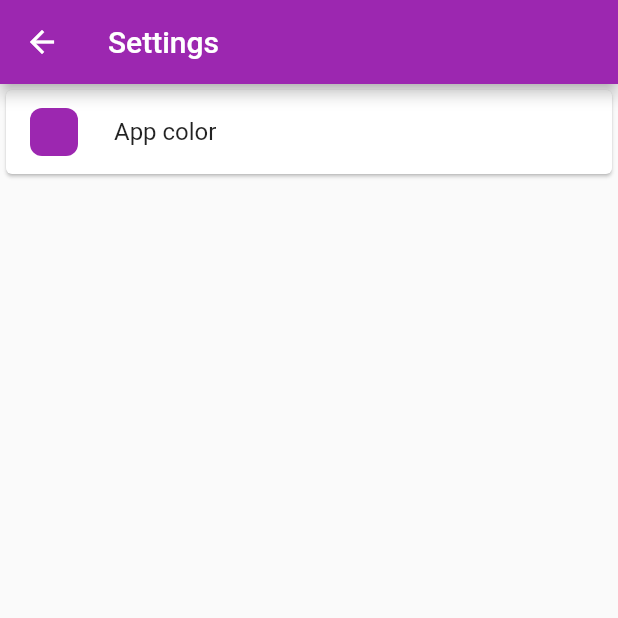
After one commit to Cc618/Quick-Shop, a Flutter app: the SettingsPage screen opened directly, on a phone screen of 412 x 824 dp, the top half of it. The commit adds this screen. Run offline on Flutter 3.47's test engine with Material 2 defaults, Android fonts, the phone set to English and light mode, and no system bars.

Commit message:
Added color picker and color settings

```diff
--- /dev/null
+++ b/lib/color_picker.dart
@@ -0,0 +1,103 @@
+
+import 'package:flutter/material.dart';
+import 'settings_data.dart';
+
+class ColorEntry {
+  Color color;
+  String id;
+
+  ColorEntry({this.id, this.color});
+}
+
+// A colored container
+class ColorItem  extends StatelessWidget {
+  final double size, padding;
+  final Color color;
+  final Function onTap;
+
+  const ColorItem({
+    @required this.color,
+    @required this.onTap,
+    @required this.size,
+    @required this.padding
+  });
+
+  @override
+  Widget build(BuildContext context) {
+    return InkWell(
+      onTap: onTap,
+      child: Padding(
+        padding: EdgeInsets.all(padding),
+        child: ClipRRect(
+          borderRadius: BorderRadius.circular(8),
+          child: Container(
+            width: size,
+            height: size,
+            color: color
+          )
+        )
+      ),
+    );
+  }
+}
+
+class ColorPicker extends StatefulWidget {
+  final List<ColorEntry> colors;
+  final void Function(ColorEntry) onColorSelect;
+
+  const ColorPicker({
+    @required this.colors,
+    @required this.onColorSelect,
+    Key key
+  }) : super(key: key);
+
+  @override
+  State<StatefulWidget> createState() => _ColorPickerView();
+}
+
+class _ColorPickerView extends State<ColorPicker> {
+  @override
+  Widget build(BuildContext context) {
+    return ColorItem(
+      size: 32,
+      padding: 0,
+      onTap: () async {
+        // Build the menu items
+        var entries = List<Widget>();
+
+        for (var col in widget.colors)
+          entries.add(ColorItem(
+            size: 48,
+            padding: 12,
+            onTap: () => setState(() {
+              widget.onColorSelect(col);
+              Navigator.of(context).pop();
+            }),
+            color: col.color
+          ));
+
+        // Display dialog
+        await showModalBottomSheet(
+            shape: RoundedRectangleBorder(
+              borderRadius: BorderRadius.circular(16)
+            ),
+            context: context,
+            builder: (BuildContext bc) {
+              return Container(
+                child: Column(
+                  children: [
+                    // Title
+                    ListTile(
+                      title: Text('Select Color'),
+                    ),
+                    // Colors
+                    Wrap(children: entries),
+                  ]
+                )
+              );
+            });
+      },
+      color: Settings.primaryColor
+    );
+  }
+}
--- a/lib/main.dart
+++ b/lib/main.dart
@@ -1,18 +1,35 @@
 import 'package:flutter/material.dart';
 import 'package:quick_shop/menu.dart';
+import 'settings_data.dart';
 
 void main() => runApp(QuickShop());
 
 // App entry
-class QuickShop extends StatelessWidget {
+class QuickShop extends StatefulWidget {
+  @override
+  State<StatefulWidget> createState()
+    => QuickShopState();
+}
+
+class QuickShopState extends State<QuickShop> {
+  static QuickShopState _instance;
+
+  QuickShopState() {
+    _instance = this;
+  }
+
   @override
   Widget build(BuildContext context) {
-        return MaterialApp(
+    return MaterialApp(
       title: 'Quick Shop',
       theme: ThemeData(
-        primarySwatch: Colors.purple,
+        primarySwatch: Settings.primaryColor
       ),
       home: ListMenu()
     );
   }
+
+  // To reload settings
+  static void reload()
+    => _instance.setState(() {});
 }
--- /dev/null
+++ b/lib/settings.dart
@@ -0,0 +1,91 @@
+// The settings page
+
+import 'package:flutter/foundation.dart';
+import 'package:flutter/material.dart';
+import 'package:quick_shop/color_picker.dart';
+import 'settings_data.dart';
+
+class SettingsPage extends StatefulWidget {
+  const SettingsPage({Key key}) : super(key: key);
+
+  @override
+  _SettingsView createState() => _SettingsView();
+}
+
+class _SettingsView extends State<SettingsPage> with WidgetsBindingObserver {
+  @override
+  void dispose() {
+    save();
+
+    WidgetsBinding.instance.removeObserver(this);
+
+    super.dispose();
+  }
+
+  @override
+  void didChangeAppLifecycleState(AppLifecycleState state) {
+    if (state == AppLifecycleState.inactive)
+      save();
+  }
+
+  @protected
+  void initState() {
+    super.initState();
+
+    // To have app state events
+    WidgetsBinding.instance.addObserver(this);
+  }
+
+  @override
+  Widget build(BuildContext context) {
+    return Scaffold(
+      appBar: AppBar(
+        title: Text('Settings'),
+        backgroundColor: Settings.primaryColor,
+      ),
+      body: Builder(
+        builder: (context) => ListView(
+          children: <Widget>[
+            Card(
+              child: ListTile(
+                title: Text('App color'),
+                leading: ColorPicker(
+                  onColorSelect: (col)
+                    => setState(() => Settings.primaryColor = col.color),
+                  colors: [
+                    ColorEntry(
+                      id: 'Red',
+                      color: Colors.red
+                    ),
+                    ColorEntry(
+                      id: 'Purple',
+                      color: Colors.purple
+                    ),
+                    ColorEntry(
+                      id: 'Blue',
+                      color: Colors.blue
+                    ),
+                    ColorEntry(
+                      id: 'Green',
+                      color: Colors.green
+                    ),
+                    ColorEntry(
+                      id: 'Yellow',
+                      color: Colors.yellow
+                    ),
+                  ],
+                )
+              )
+            )
+          ],
+        )
+      )
+    );
+  }
+
+  // TODO : Save data
+  Future<void> save()
+  {
+
+  }
+}
--- /dev/null
+++ b/lib/settings_data.dart
@@ -0,0 +1,7 @@
+// All the data to be saved in the settings file
+
+import 'package:flutter/material.dart';
+
+class Settings {
+  static Color primaryColor = Colors.purple;
+}
```
Also changed, not shown: lib/menu.dart (+13 -2 lines).
